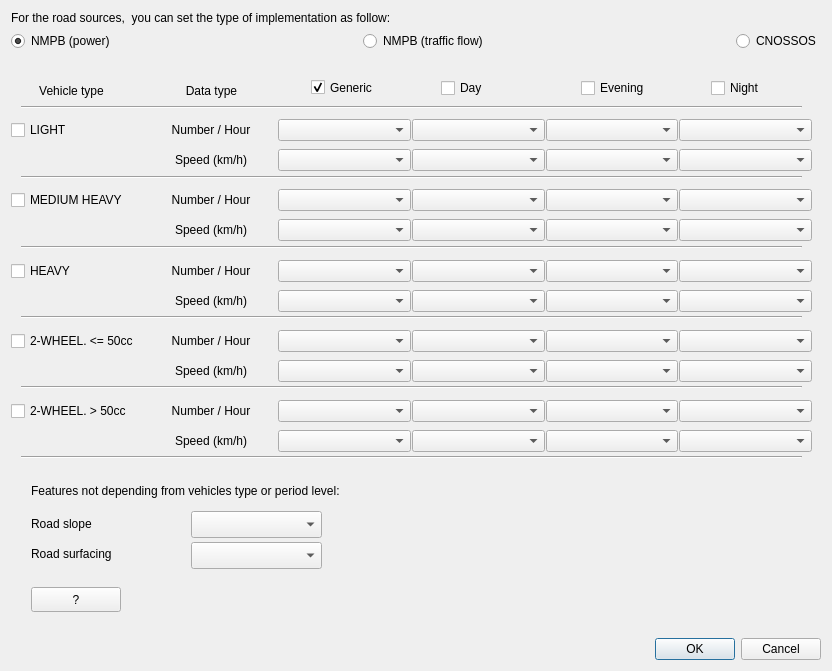
Arpapiemonte/openoise-map, file tools/ui_SourceDetailsRoads.ui: the form before one commit.
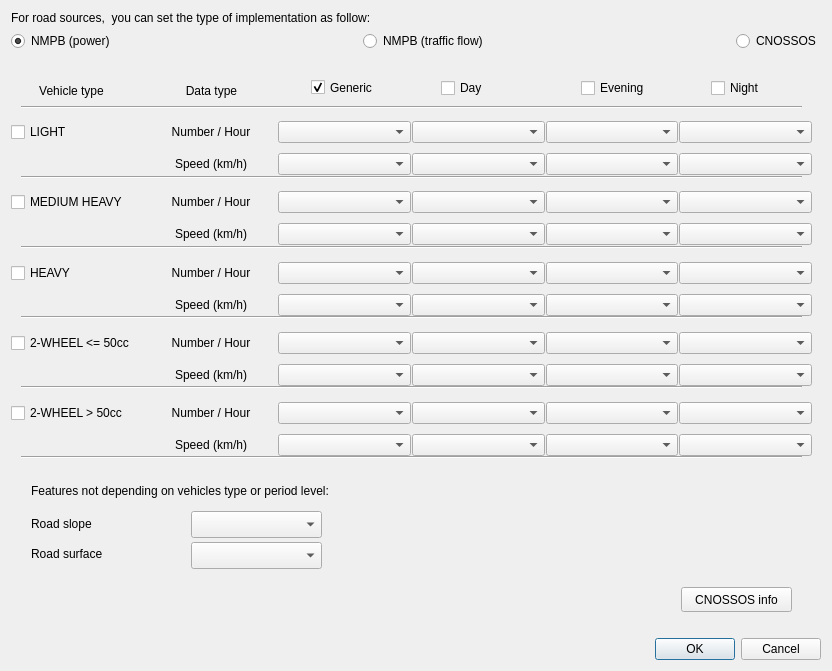
The form after the commit. The open tabs and pages were chosen to show the change. Custom widgets are drawn as their Qt base class.

The edit to the form file:
```diff
--- a/tools/ui_SourceDetailsRoads.ui
+++ b/tools/ui_SourceDetailsRoads.ui
@@ -10,14 +10,35 @@
     <height>671</height>
    </rect>
   </property>
+  <property name="sizePolicy">
+   <sizepolicy hsizetype="Fixed" vsizetype="Fixed">
+    <horstretch>0</horstretch>
+    <verstretch>0</verstretch>
+   </sizepolicy>
+  </property>
+  <property name="minimumSize">
+   <size>
+    <width>832</width>
+    <height>671</height>
+   </size>
+  </property>
+  <property name="maximumSize">
+   <size>
+    <width>832</width>
+    <height>671</height>
+   </size>
+  </property>
   <property name="windowTitle">
    <string>Roads Source Details</string>
   </property>
   <layout class="QVBoxLayout" name="verticalLayout">
+   <property name="sizeConstraint">
+    <enum>QLayout::SetDefaultConstraint</enum>
+   </property>
    <item>
     <widget class="QLabel" name="label">
      <property name="text">
-      <string>For the road sources,  you can set the type of implementation as follow:</string>
+      <string>For road sources,  you can set the type of implementation as follow:</string>
      </property>
     </widget>
    </item>
@@ -921,7 +942,7 @@
          <x>0</x>
          <y>125</y>
          <width>801</width>
-         <height>67</height>
+         <height>73</height>
         </rect>
        </property>
        <layout class="QVBoxLayout" name="verticalLayout_6">
@@ -1045,7 +1066,7 @@
          <x>0</x>
          <y>196</y>
          <width>801</width>
-         <height>67</height>
+         <height>73</height>
         </rect>
        </property>
        <layout class="QVBoxLayout" name="verticalLayout_7">
@@ -1169,7 +1190,7 @@
          <x>0</x>
          <y>266</y>
          <width>801</width>
-         <height>67</height>
+         <height>73</height>
         </rect>
        </property>
        <layout class="QVBoxLayout" name="verticalLayout_8">
@@ -1187,7 +1208,7 @@
              <bool>false</bool>
             </property>
             <property name="text">
-             <string>2-WHEEL. &lt;= 50cc</string>
+             <string>2-WHEEL &lt;= 50cc</string>
             </property>
            </widget>
           </item>
@@ -1293,7 +1314,7 @@
          <x>0</x>
          <y>336</y>
          <width>801</width>
-         <height>67</height>
+         <height>73</height>
         </rect>
        </property>
        <layout class="QVBoxLayout" name="verticalLayout_9">
@@ -1311,7 +1332,7 @@
              <bool>false</bool>
             </property>
             <property name="text">
-             <string>2-WHEEL. &gt; 50cc</string>
+             <string>2-WHEEL &gt; 50cc</string>
             </property>
            </widget>
           </item>
@@ -1455,7 +1476,7 @@
          <x>0</x>
          <y>55</y>
          <width>801</width>
-         <height>67</height>
+         <height>73</height>
         </rect>
        </property>
        <layout class="QVBoxLayout" name="verticalLayout_11">
@@ -1595,7 +1616,7 @@
         </sizepolicy>
        </property>
        <property name="text">
-        <string>Road surfacing</string>
+        <string>Road surface</string>
        </property>
        <property name="alignment">
         <set>Qt::AlignLeading|Qt::AlignLeft|Qt::AlignVCenter</set>
@@ -1617,7 +1638,7 @@
         </size>
        </property>
        <property name="text">
-        <string>Features not depending from vehicles type or period level:</string>
+        <string>Features not depending on vehicles type or period level:</string>
        </property>
        <property name="alignment">
         <set>Qt::AlignLeading|Qt::AlignLeft|Qt::AlignVCenter</set>
@@ -1646,9 +1667,9 @@
       <widget class="QPushButton" name="HelpCNOSSOS">
        <property name="geometry">
         <rect>
-         <x>20</x>
+         <x>670</x>
          <y>530</y>
-         <width>90</width>
+         <width>111</width>
          <height>25</height>
         </rect>
        </property>
@@ -1659,7 +1680,7 @@
         </size>
        </property>
        <property name="text">
-        <string>?</string>
+        <string>CNOSSOS info</string>
        </property>
       </widget>
       <zorder>line</zorder>
```
Left out of the diff: 22 changed lines with no effect on the pictures.
